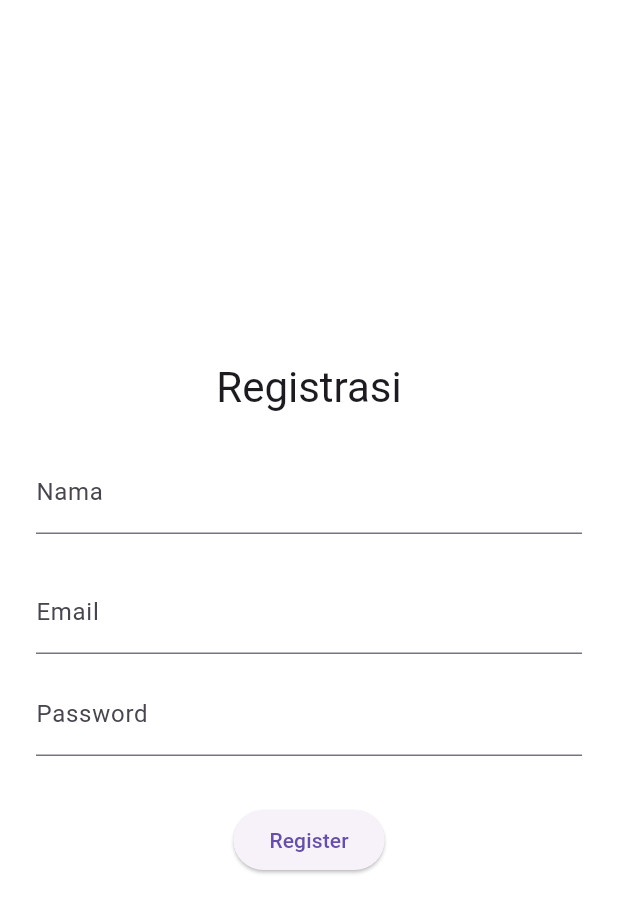
After one commit to niicaa17/Flutter-Reminder, a Flutter app: the screen it shows after launch, after a tap on "Belum punya akun? Daftar di sini", on a phone screen of 412 x 824 dp. The commit adds this screen. Shown: the top 913 px of the screen. Run offline on Flutter 3.47's test engine with Material 3 defaults, Android fonts, the phone set to English and light mode, and no system bars; our stand-ins replace shared_preferences; network calls fail.

Commit message:
fixx register

```diff
--- a/lib/main.dart
+++ b/lib/main.dart
@@ -1,6 +1,7 @@
 import 'package:flutter/material.dart';
-import 'pages/main_wrapper.dart';
+import '/pages/main_wrapper.dart';
 import 'pages/login_page.dart';
+import 'pages/register_page.dart';
 
 void main() {
   runApp(const MyApp());
@@ -22,6 +23,7 @@ class MyApp extends StatelessWidget {
       initialRoute: '/login',
       routes: {
         '/login': (context) => const LoginPage(),
+        '/register': (context) => const RegisterPage(),
         '/home': (context) =>
             const MainWrapper(), // ganti sesuai nama halaman utama kamu
       },
--- a/lib/pages/login_page.dart
+++ b/lib/pages/login_page.dart
@@ -51,6 +51,10 @@ class _LoginPageState extends State<LoginPage> {
       backgroundColor: Colors.white,
       body: Padding(
         padding: const EdgeInsets.symmetric(horizontal: 24.0),
+        child: Column(
+          mainAxisAlignment: MainAxisAlignment.center,
+          children: [
+            Expanded(
               child: Center(
                 child: SingleChildScrollView(
                   child: Column(
@@ -65,7 +69,8 @@ class _LoginPageState extends State<LoginPage> {
                       const SizedBox(height: 12),
                       TextField(
                         controller: passwordController,
-                  decoration: const InputDecoration(labelText: 'Password'),
+                        decoration:
+                            const InputDecoration(labelText: 'Password'),
                         obscureText: true,
                       ),
                       const SizedBox(height: 16),
@@ -84,6 +89,15 @@ class _LoginPageState extends State<LoginPage> {
                 ),
               ),
             ),
+            TextButton(
+              onPressed: () {
+                Navigator.pushNamed(context, '/register');
+              },
+              child: const Text('Belum punya akun? Daftar di sini'),
+            ),
+          ],
+        ),
+      ),
     );
   }
 }
--- /dev/null
+++ b/lib/pages/register_page.dart
@@ -0,0 +1,97 @@
+import 'package:flutter/material.dart';
+import '/pages/login_page.dart';
+import '../repositories/auth_repository.dart';
+// import '../pages/main_wrapper.dart';
+
+class RegisterPage extends StatefulWidget {
+  const RegisterPage({super.key});
+
+  @override
+  State<RegisterPage> createState() => _RegisterPageState();
+}
+
+class _RegisterPageState extends State<RegisterPage> {
+  final nameController = TextEditingController();
+  final emailController = TextEditingController();
+  final passwordController = TextEditingController();
+  bool isLoading = false;
+  String? errorMessage;
+
+  void register() async {
+    setState(() {
+      isLoading = true;
+      errorMessage = null;
+    });
+
+    try {
+      final authRepo = AuthRepository();
+      final result = await authRepo.register(
+        nameController.text.trim(),
+        emailController.text.trim(),
+        passwordController.text.trim(),
+      );
+
+      print('Registrasi berhasil: $result');
+
+      // TODO: Arahkan ke halaman utama
+      if (!mounted) return;
+      Navigator.pushReplacement(
+        context,
+        MaterialPageRoute(builder: (context) => const LoginPage()),
+      );
+    } catch (e) {
+      setState(() {
+        errorMessage = e.toString().replaceAll('Exception: ', '');
+      });
+    } finally {
+      setState(() => isLoading = false);
+    }
+  }
+
+  @override
+  Widget build(BuildContext context) {
+    return Scaffold(
+      backgroundColor: Colors.white,
+      body: Padding(
+        padding: const EdgeInsets.symmetric(horizontal: 24.0),
+        child: Center(
+          child: SingleChildScrollView(
+            child: Column(
+              children: [
+                Text('Registrasi',
+                    style: Theme.of(context).textTheme.headlineMedium),
+                const SizedBox(height: 24),
+                TextField(
+                  controller: nameController,
+                  decoration: const InputDecoration(labelText: 'Nama'),
+                ),
+                const SizedBox(height: 24),
+                TextField(
+                  controller: emailController,
+                  decoration: const InputDecoration(labelText: 'Email'),
+                ),
+                const SizedBox(height: 12),
+                TextField(
+                  controller: passwordController,
+                  decoration: const InputDecoration(labelText: 'Password'),
+                  obscureText: true,
+                ),
+                const SizedBox(height: 16),
+                if (errorMessage != null)
+                  Text(errorMessage!,
+                      style: const TextStyle(color: Colors.red)),
+                const SizedBox(height: 16),
+                isLoading
+                    ? const CircularProgressIndicator()
+                    : ElevatedButton(
+                        onPressed: register,
+                        child: const Text('Register'),
+                      ),
+              ],
+            ),
+          ),
+        ),
+      ),
+    );
+  }
+}
--- a/lib/repositories/auth_repository.dart
+++ b/lib/repositories/auth_repository.dart
@@ -31,4 +31,22 @@ class AuthRepository {
       throw Exception(error['message'] ?? 'Login gagal');
     }
   }
+
+  Future<Map<String, dynamic>> register(
+      String name, String email, String password) async {
+    final response = await ApiService.post('/register', {
+      'name': name,
+      'email': email,
+      'password': password,
+    });
+
+    if (response.statusCode == 200) {
+      final data = jsonDecode(response.body);
+      print('Response dari API (register): $data'); // Debug log
+      return data;
+    } else {
+      final error = jsonDecode(response.body);
+      throw Exception(error['message'] ?? 'Registrasi gagal');
+    }
+  }
 }
```
Also changed, not shown: lib/pages/profil_page.dart (+51 -1 lines), lib/repositories/water_log_repository.dart (+24 -0 lines). Lines whose indentation alone changed are shown as unchanged.
